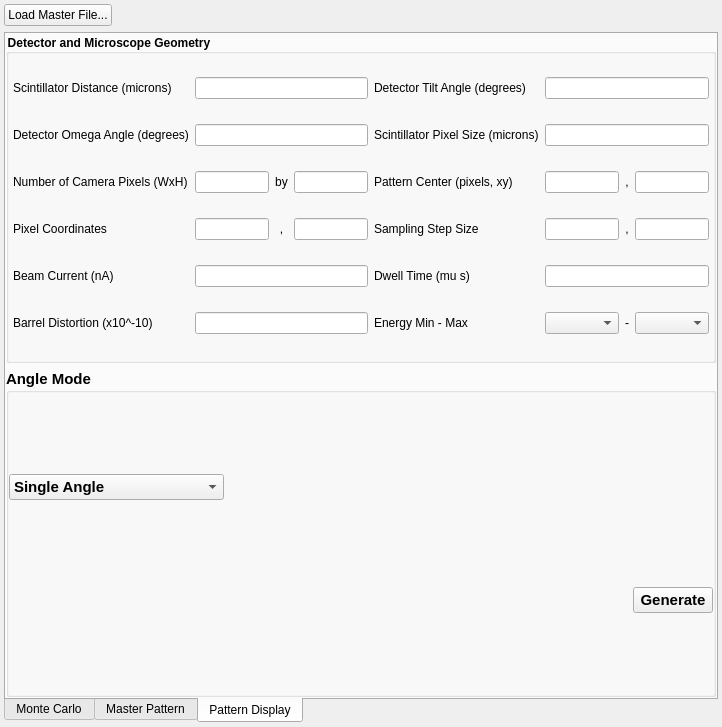
Before: the Qt Designer form Source/EMsoftWorkbench/Workbench/Modules/PatternDisplayModule/UI_Files/PatternDisplay_UI.ui in EMsoft-org/EMsoft, drawn with Qt 5.
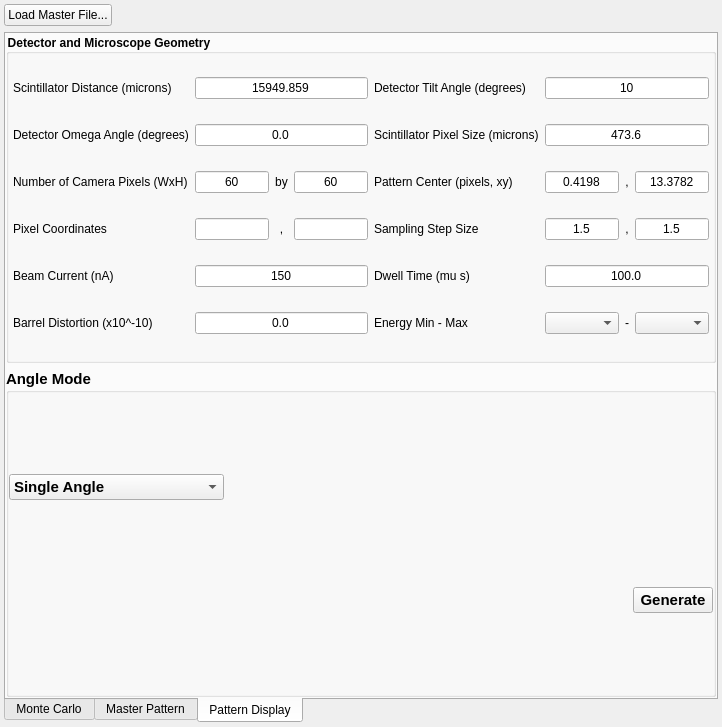
After: the same form once the commit is applied. The open tabs and pages were chosen to show the change. Custom widgets are drawn as their Qt base class.

What changed in the file:
```diff
--- a/Source/EMsoftWorkbench/Workbench/Modules/PatternDisplayModule/UI_Files/PatternDisplay_UI.ui
+++ b/Source/EMsoftWorkbench/Workbench/Modules/PatternDisplayModule/UI_Files/PatternDisplay_UI.ui
@@ -271,6 +271,9 @@
           </item>
           <item row="0" column="1" colspan="3">
            <widget class="QLineEdit" name="scintillatorDist">
+            <property name="text">
+             <string>15949.859</string>
+            </property>
             <property name="alignment">
              <set>Qt::AlignCenter</set>
             </property>
@@ -286,7 +289,7 @@
           <item row="4" column="3">
            <widget class="QLineEdit" name="numOfPixelsY">
             <property name="text">
-             <string/>
+             <string>60</string>
             </property>
             <property name="alignment">
              <set>Qt::AlignCenter</set>
@@ -329,6 +332,9 @@
           </item>
           <item row="2" column="1" colspan="3">
            <widget class="QLineEdit" name="detectorOmegaAngle">
+            <property name="text">
+             <string>0.0</string>
+            </property>
             <property name="alignment">
              <set>Qt::AlignCenter</set>
             </property>
@@ -351,7 +357,7 @@
           <item row="10" column="1" colspan="3">
            <widget class="QLineEdit" name="barrelDistortion">
             <property name="text">
-             <string/>
+             <string>0.0</string>
             </property>
             <property name="alignment">
              <set>Qt::AlignCenter</set>
@@ -360,6 +366,9 @@
           </item>
           <item row="4" column="1">
            <widget class="QLineEdit" name="numOfPixelsX">
+            <property name="text">
+             <string>60</string>
+            </property>
             <property name="alignment">
              <set>Qt::AlignCenter</set>
             </property>
@@ -378,7 +387,7 @@
           <item row="8" column="1" colspan="3">
            <widget class="QLineEdit" name="beamCurrent">
             <property name="text">
-             <string/>
+             <string>150</string>
             </property>
             <property name="alignment">
              <set>Qt::AlignCenter</set>
@@ -401,6 +410,9 @@
           </item>
           <item row="4" column="5">
            <widget class="QLineEdit" name="patternCenterX">
+            <property name="text">
+             <string>0.4198</string>
+            </property>
             <property name="alignment">
              <set>Qt::AlignCenter</set>
             </property>
@@ -409,7 +421,7 @@
           <item row="4" column="7">
            <widget class="QLineEdit" name="patternCenterY">
             <property name="text">
-             <string/>
+             <string>13.3782</string>
             </property>
             <property name="alignment">
              <set>Qt::AlignCenter</set>
@@ -418,6 +430,9 @@
           </item>
           <item row="2" column="5" colspan="3">
            <widget class="QLineEdit" name="scintillatorPixSize">
+            <property name="text">
+             <string>473.6</string>
+            </property>
             <property name="alignment">
              <set>Qt::AlignCenter</set>
             </property>
@@ -425,6 +440,9 @@
           </item>
           <item row="0" column="5" colspan="3">
            <widget class="QLineEdit" name="detectorTiltAngle">
+            <property name="text">
+             <string>10</string>
+            </property>
             <property name="alignment">
              <set>Qt::AlignCenter</set>
             </property>
@@ -439,6 +457,9 @@
           </item>
           <item row="6" column="5">
            <widget class="QLineEdit" name="samplingStepSizeX">
+            <property name="text">
+             <string>1.5</string>
+            </property>
             <property name="alignment">
              <set>Qt::AlignCenter</set>
             </property>
@@ -457,7 +478,7 @@
           <item row="6" column="7">
            <widget class="QLineEdit" name="samplingStepSizeY">
             <property name="text">
-             <string/>
+             <string>1.5</string>
             </property>
             <property name="alignment">
              <set>Qt::AlignCenter</set>
@@ -474,7 +495,7 @@
           <item row="8" column="5" colspan="3">
            <widget class="QLineEdit" name="dwellTime">
             <property name="text">
-             <string/>
+             <string>100.0</string>
             </property>
             <property name="alignment">
              <set>Qt::AlignCenter</set>
```
Left out of the diff: 23 changed lines with no effect on the pictures.
